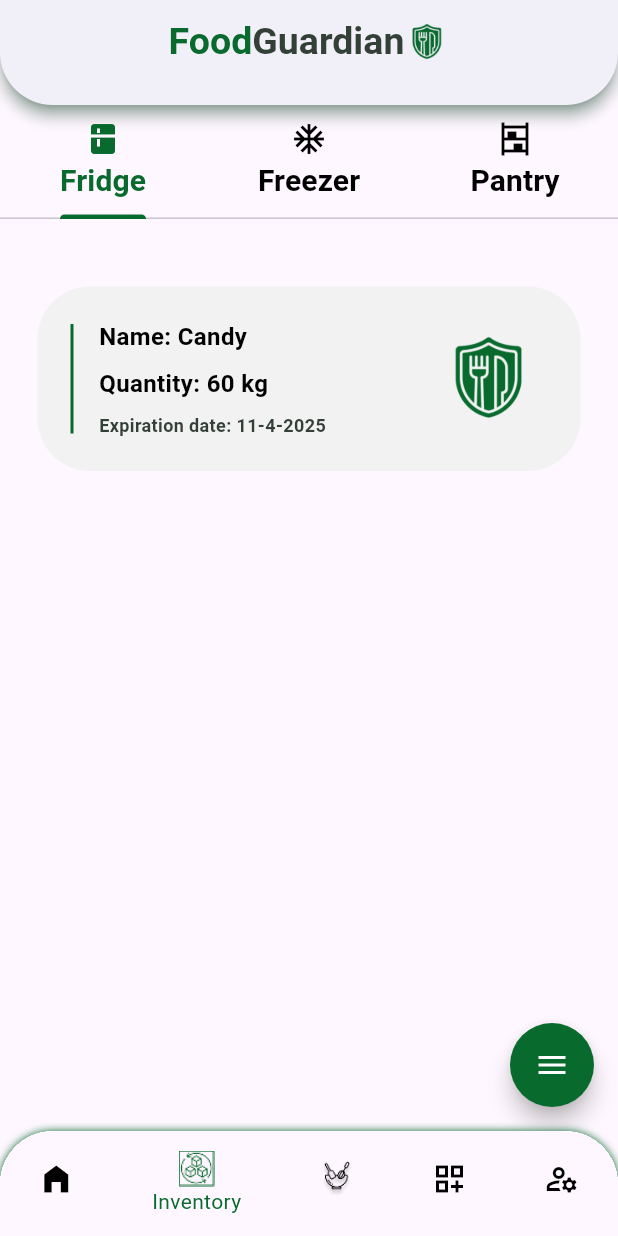
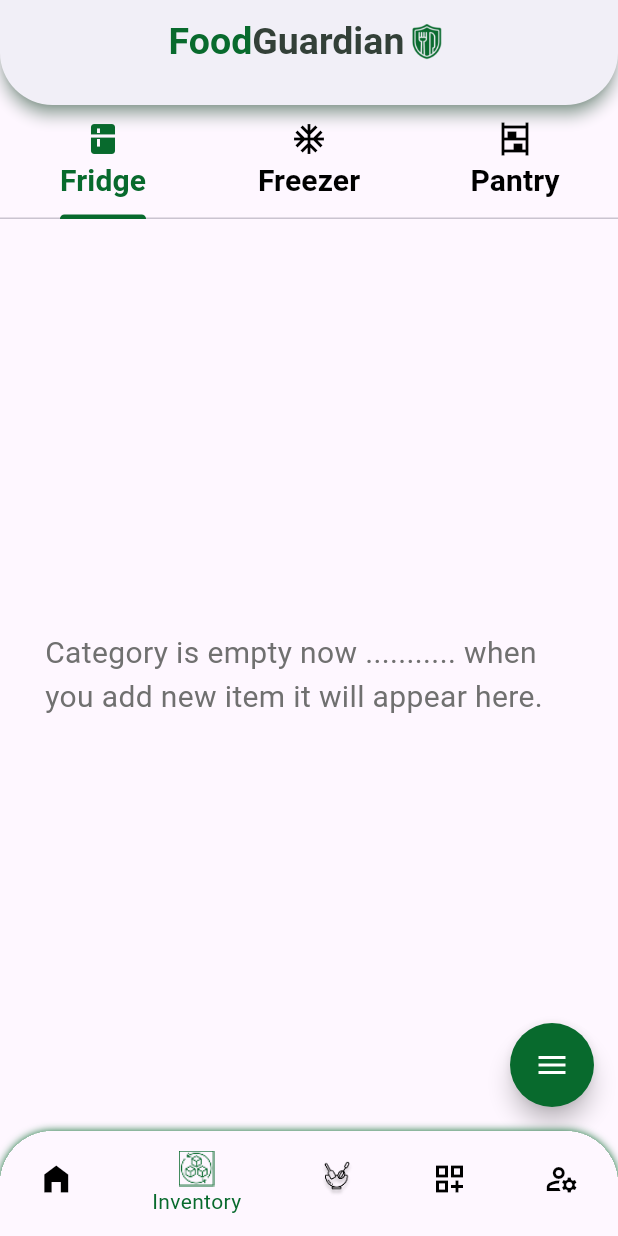
Before and after one commit to LailaRagab/food_guardian, a Flutter app: the HomeView screen opened by its route, item 2 of the bottom bar chosen, on a phone screen of 412 x 824 dp. Run offline on Flutter 3.47's test engine with Material 3 defaults, Android fonts, the phone set to English and light mode, and no system bars; drawn by our look-alikes of flutter_speed_dial; our stand-ins replace cloud_firestore, firebase_auth, firebase_core, flutter_bloc, go_router, modal_progress_hud_nsn; accounts and stored records are empty.

Commit message:
reading data from firestore for all categories, ordering cards based on the expiration date in each category. refactor to one widget represent each category and create cubit to manage the states of category.

```diff
--- a/lib/features/inventory_feature/models/card_itme_model.dart
+++ b/lib/features/inventory_feature/models/card_itme_model.dart
@@ -1,26 +1,37 @@
+import 'package:cloud_firestore/cloud_firestore.dart';
+
 class CardItemModel {
   static String collectionName = "InventoryCollection";
-  // String id;
-  String itemName;
-  String itemQuantity;
-  DateTime itemExpirationDate;
-  // String itemCategory;
+  final String docIDForDeleteAndEdit;
+  final String itemName;
+  final String itemQuantity;
+  final DateTime itemExpirationDate;
 
   CardItemModel({
-    // required this.id,
     required this.itemName,
     required this.itemQuantity,
     required this.itemExpirationDate,
-    // required this.itemCategory,
+    required this.docIDForDeleteAndEdit,
   });
+
+  // Updated factory constructor to accept a QueryDocumentSnapshot directly
+  factory CardItemModel.fromJson(QueryDocumentSnapshot doc) {
+    final data = doc.data() as Map<String, dynamic>; // Extract data properly
+    return CardItemModel(
+      docIDForDeleteAndEdit: doc.id, // Use document ID
+      itemName: data["name"] ?? "",
+      itemQuantity: data["quantity"] ?? "",
+      itemExpirationDate:
+          (data["exDate"] as Timestamp).toDate(), // Convert Firestore Timestamp
+    );
+  }
 
   Map<String, dynamic> toJson() {
     return {
-      // "userID": id,
+      "docID": docIDForDeleteAndEdit,
       "name": itemName,
       "quantity": itemQuantity,
       "exDate": itemExpirationDate,
-      // "category": itemCategory,
     };
   }
 }
--- a/lib/features/inventory_feature/presentation/inventory_view/inventory_widgets/freezer_category.dart
+++ b/lib/features/inventory_feature/presentation/inventory_view/inventory_widgets/freezer_category.dart
@@ -1,10 +1,11 @@
 import 'package:flutter/material.dart';
+import 'package:food_guardian/features/inventory_feature/presentation/inventory_view/inventory_widgets/inventory_category_body.dart';
 
 class FreezerCategory extends StatelessWidget {
   const FreezerCategory({super.key});
 
   @override
   Widget build(BuildContext context) {
-    return const Placeholder();
+    return InventoryCategoryBody(subCollection: "Freezer");
   }
 }
--- a/lib/features/inventory_feature/presentation/inventory_view/inventory_widgets/fridge_category.dart
+++ b/lib/features/inventory_feature/presentation/inventory_view/inventory_widgets/fridge_category.dart
@@ -1,25 +1,13 @@
 import 'package:flutter/material.dart';
-import 'package:food_guardian/features/inventory_feature/presentation/inventory_view/inventory_widgets/item_card.dart';
+import 'package:food_guardian/features/inventory_feature/presentation/inventory_view/inventory_widgets/inventory_category_body.dart';
 
 class FridgeCategory extends StatelessWidget {
   const FridgeCategory({super.key});
 
   @override
   Widget build(BuildContext context) {
-    return CustomScrollView(
-        physics: BouncingScrollPhysics(parent: AlwaysScrollableScrollPhysics()),
-        slivers: [
-          SliverToBoxAdapter(
-            child: SizedBox(
-              height: 35,
-            ),
-          ),
-          SliverToBoxAdapter(
-            child: ItemCard(
-              itemID: '',
-              onDelete: () {},
-            ),
-          ),
-        ]);
+    return InventoryCategoryBody(
+      subCollection: 'Fridge',
+    );
   }
 }
--- /dev/null
+++ b/lib/features/inventory_feature/presentation/inventory_view/inventory_widgets/inventory_category_body.dart
@@ -0,0 +1,64 @@
+import 'package:flutter/material.dart';
+import 'package:flutter_bloc/flutter_bloc.dart';
+import 'package:food_guardian/core/utils/assets/fonts.dart';
+import 'package:food_guardian/features/authentication_feature/register_feature/presentation/register_view/register_widgets/auth_snack_bar.dart';
+import 'package:food_guardian/features/inventory_feature/presentation/inventory_view/inventory_widgets/item_card.dart';
+import 'package:food_guardian/features/inventory_feature/presentation/inventory_view_model/inventory_category_cubit.dart';
+import 'package:food_guardian/features/inventory_feature/presentation/inventory_view_model/inventory_category_states.dart';
+import 'package:modal_progress_hud_nsn/modal_progress_hud_nsn.dart';
+
+import '../../../models/card_itme_model.dart';
+
+class InventoryCategoryBody extends StatelessWidget {
+  final String subCollection;
+  InventoryCategoryBody({super.key, required this.subCollection});
+  List<CardItemModel> itemsList = [];
+  bool isLoaded = false;
+  @override
+  Widget build(BuildContext context) {
+    Future.microtask(() => BlocProvider.of<InventoryCategoryCubit>(context)
+        .readStoredItemsInInventoryCategory(subCollection));
+    return BlocConsumer<InventoryCategoryCubit, InventoryCategoryStates>(
+      listener: (context, Object? state) {
+        if (state is LoadingState) {
+          isLoaded = true;
+        }
+        if (state is AvailableDataState) {
+          itemsList = state.itemsList2;
+          isLoaded = false;
+        }
+        if (state is ErrorState) {
+          snackBar(context, state.errorMessage);
+          isLoaded = false;
+        }
+      },
+      builder: (context, state) {
+        if (state is AvailableDataState) {
+          return ModalProgressHUD(
+            inAsyncCall: isLoaded,
+            child: ListView.builder(
+                itemCount: itemsList.length,
+                itemBuilder: (BuildContext context, int index) {
+                  return ItemCard(
+                    itemID: '',
+                    onDelete: () {},
+                    passedModel: itemsList[index],
+                  );
+                }),
+          );
+        }
+        if (state is EmptyState) {
+          return Padding(
+            padding: const EdgeInsets.symmetric(horizontal: 30),
+            child: Center(
+              child: Text(
+                  "Category is empty now ........... when you add new item it will appear here. ",
+                  style: AppFonts.fontGrey20),
+            ),
+          );
+        }
+        return const Center(child: CircularProgressIndicator());
+      },
+    );
+  }
+}
--- a/lib/features/inventory_feature/presentation/inventory_view/inventory_widgets/item_card_details.dart
+++ b/lib/features/inventory_feature/presentation/inventory_view/inventory_widgets/item_card_details.dart
@@ -1,11 +1,15 @@
 import 'package:flutter/material.dart';
+import 'package:food_guardian/core/utils/extensions/date_format_extension.dart';
+import 'package:food_guardian/features/inventory_feature/models/card_itme_model.dart';
 
 import '../../../../../core/utils/assets/colors.dart';
 import '../../../../../core/utils/assets/fonts.dart';
 import '../../../../../core/utils/assets/images.dart';
 
 class ItemCardDetails extends StatelessWidget {
-  const ItemCardDetails({super.key});
+  const ItemCardDetails({super.key, required this.model});
+
+  final CardItemModel model;
 
   @override
   Widget build(BuildContext context) {
@@ -23,30 +27,32 @@ class ItemCardDetails extends StatelessWidget {
         SizedBox(
           width: 10,
         ),
-        Column(
+        Expanded(
+          child: Column(
             crossAxisAlignment: CrossAxisAlignment.start,
             mainAxisAlignment: MainAxisAlignment.center,
             children: [
               Text(
-              "Name: Candy",
+                "Name: ${model.itemName}",
                 style: AppFonts.font16,
               ),
               SizedBox(
                 height: 8,
               ),
               Text(
-              "Quantity: 60 kg",
+                "Quantity: ${model.itemQuantity}",
                 style: AppFonts.font16,
               ),
               SizedBox(
                 height: 8,
               ),
               Text(
-              "Expiration date: 11-4-2025",
+                "Expiration date: ${model.itemExpirationDate.dateFormate()}",
                 style: AppFonts.font16
                     .copyWith(color: AppColors.kDarkGrey, fontSize: 12),
               ),
             ],
+          ),
         ),
         SizedBox(
           width: 70,
--- a/lib/features/inventory_feature/presentation/inventory_view/inventory_widgets/pantry_category.dart
+++ b/lib/features/inventory_feature/presentation/inventory_view/inventory_widgets/pantry_category.dart
@@ -1,10 +1,11 @@
 import 'package:flutter/material.dart';
+import 'package:food_guardian/features/inventory_feature/presentation/inventory_view/inventory_widgets/inventory_category_body.dart';
 
 class PantryCategory extends StatelessWidget {
   const PantryCategory({super.key});
 
   @override
   Widget build(BuildContext context) {
-    return const Placeholder();
+    return InventoryCategoryBody(subCollection: "Pantry");
   }
 }
--- /dev/null
+++ b/lib/features/inventory_feature/presentation/inventory_view_model/inventory_category_states.dart
@@ -0,0 +1,19 @@
+import 'package:food_guardian/features/inventory_feature/models/card_itme_model.dart';
+
+class InventoryCategoryStates {}
+
+class InitialState extends InventoryCategoryStates {}
+
+class LoadingState extends InventoryCategoryStates {}
+
+class AvailableDataState extends InventoryCategoryStates {
+  List<CardItemModel> itemsList2;
+  AvailableDataState({required this.itemsList2});
+}
+
+class EmptyState extends InventoryCategoryStates {}
+
+class ErrorState extends InventoryCategoryStates {
+  String errorMessage;
+  ErrorState({required this.errorMessage});
+}
--- a/lib/main.dart
+++ b/lib/main.dart
@@ -5,6 +5,7 @@
 import 'package:food_guardian/core/utils/assets/colors.dart';
 import 'package:food_guardian/features/authentication_feature/register_feature/presentation/register_view_model/register_cubit/register_cubit.dart';
 import 'package:food_guardian/features/authentication_feature/sign_in_feature/presentation/sign_in_view_model/sign_in_cubit/sign_in_cubit.dart';
+import 'package:food_guardian/features/inventory_feature/presentation/inventory_view_model/inventory_category_cubit.dart';
 
 import 'firebase_options.dart'; //import for this DefaultFirebaseOptions
 
@@ -24,6 +25,7 @@
       providers: [
         BlocProvider(create: (context) => SignInCubit()),
         BlocProvider(create: (context) => RegisterCubit()),
+        BlocProvider(create: (context) => InventoryCategoryCubit())
       ],
       child: MaterialApp.router(
         routerConfig: AppRouter.router,
```
Also changed, not shown: lib/features/inventory_feature/presentation/inventory_view/inventory_widgets/custom_add_manually_bottom_sheet_details.dart (+14 -10 lines), lib/features/inventory_feature/presentation/inventory_view/inventory_widgets/custom_date_picker.dart (added, +34 -0 lines), lib/features/inventory_feature/presentation/inventory_view/inventory_widgets/item_card.dart (+10 -2 lines), lib/features/inventory_feature/presentation/inventory_view_model/firestore_services.dart (deleted, +0 -27 lines), lib/features/inventory_feature/presentation/inventory_view_model/inventory_category_cubit.dart (added, +34 -0 lines), 4 other files. Lines whose indentation alone changed are shown as unchanged.
